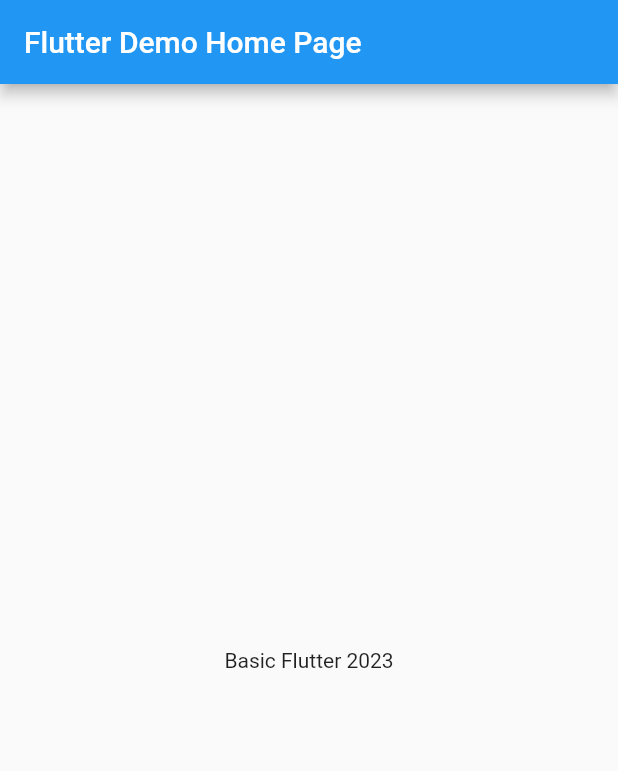
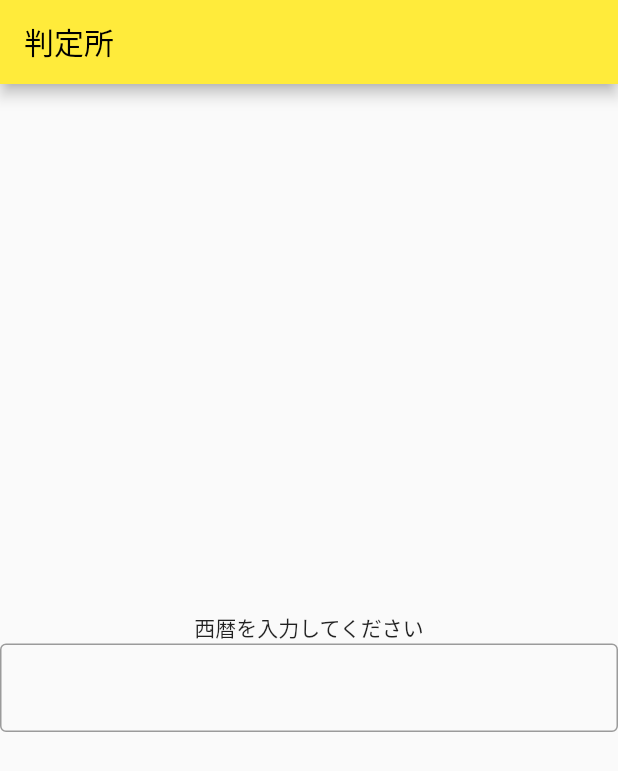
Before and after one commit to shinonome-inc/mobile_kazuki_basic_flutter, a Flutter app: the screen it shows after launch, on a phone screen of 412 x 824 dp. Shown: the top 771 px of the screen. Run offline on Flutter 3.47's test engine with Material 2 defaults, Android fonts, the phone set to English and light mode, and no system bars.

Commit message:
閏年判定アプリ

```diff
--- a/leap_year_app/lib/main.dart
+++ b/leap_year_app/lib/main.dart
@@ -9,11 +9,11 @@ class MyApp extends StatelessWidget {
   @override
   Widget build(BuildContext context) {
     return MaterialApp(
-      title: 'Flutter Demo',
+      title: 'Flutter　Demo',
       theme: ThemeData(
-        primarySwatch: Colors.blue,
+        primarySwatch: Colors.yellow,
       ),
-      home: const MyHomePage(title: 'Flutter Demo Home Page'),
+      home: const MyHomePage(title: '判定所'),
     );
   }
 }
@@ -27,17 +27,53 @@ class MyHomePage extends StatefulWidget {
 }
 
 class _MyHomePageState extends State<MyHomePage> {
+  String output = "";
+  int year = 1;
   @override
   Widget build(BuildContext context) {
     return Scaffold(
       appBar: AppBar(
         title: Text(widget.title),
       ),
-      body: const Center(
-        child: Text(
-          'Basic Flutter 2023',
-        ),
+      body: Column(
+        mainAxisAlignment: MainAxisAlignment.center,
+        children: [
+          Text(output),
+          Text('西暦を入力してください'),
+          TextField(
+              decoration: InputDecoration(
+                border: OutlineInputBorder(),
+              ),
+              onSubmitted: (text) {
+                print('first field :$text');
+                setState(() {
+                  double.tryParse(text) != null;
+                  if (double.tryParse(text) == null) {
+                    output = 'error';
+                  } else {
+                    year = int.parse(text);
+                    output = kekka(year);
+                  }
+                });
+              }),
+        ],
       ),
     );
   }
+
+  String kekka(int year) {
+    if (year % 4 == 0) {
+      if (year % 100 == 0) {
+        if (year % 400 == 0) {
+          return ('閏年');
+        } else {
+          return ('平年');
+        }
+      } else {
+        return ('閏年');
+      }
+    } else {
+      return ('平年');
+    }
+  }
 }
```
